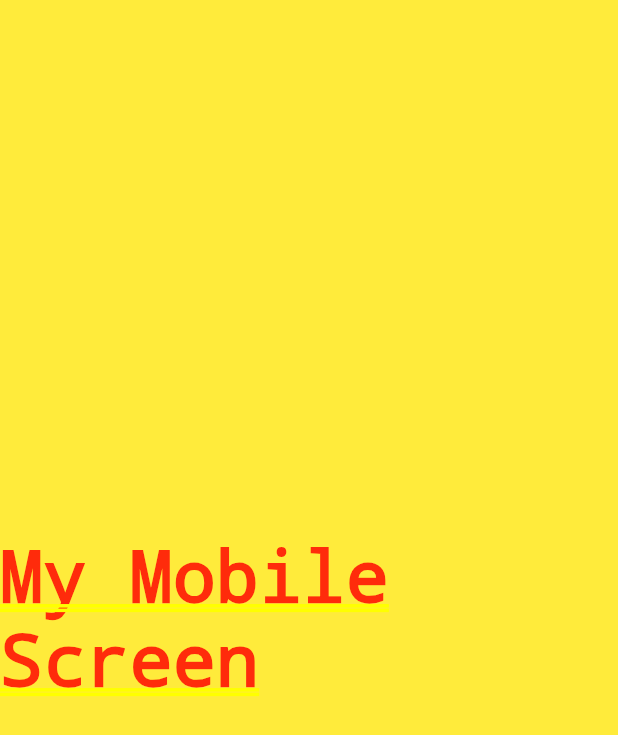
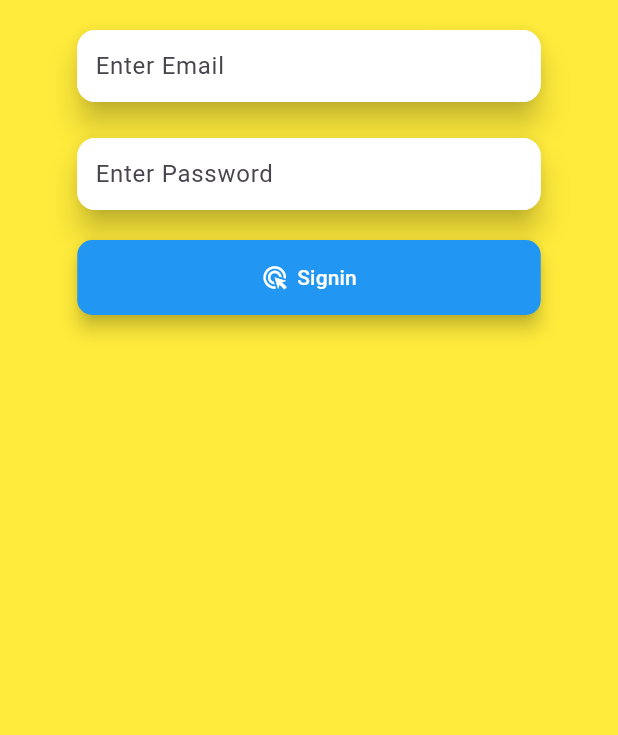
Before and after one commit to billthecoder046/disputeresolverai, a Flutter app: the screen it shows after launch, on a phone screen of 412 x 824 dp. Shown: the top 735 px of the screen. Run offline on Flutter 3.47's test engine with Material 3 defaults, Android fonts, the phone set to English and light mode, and no system bars; our stand-ins replace firebase_core, gap, get, responsive_framework; accounts and stored records are empty.

Commit message:
Modularized Widgets added

```diff
--- /dev/null
+++ b/lib/screens/commonWidgets/buttons.dart
@@ -0,0 +1,30 @@
+import 'package:flutter/material.dart';
+
+class myFirstButton extends StatelessWidget {
+  VoidCallback myFunction;
+  Widget myButtonWidget;
+  myFirstButton({super.key,required this.myFunction,required this.myButtonWidget});
+
+  @override
+  Widget build(BuildContext context) {
+    var size = MediaQuery.of(context).size;
+    return Container(
+      alignment: Alignment.center,
+      width: size.width * 0.75,
+      child: ElevatedButton(
+        style: ElevatedButton.styleFrom(
+          foregroundColor: Colors.white, backgroundColor: Colors.blue, // Text color
+          elevation: 5, // Elevation
+          padding: const EdgeInsets.symmetric(horizontal: 20, vertical: 15), // Padding
+          shape: RoundedRectangleBorder(
+            borderRadius: BorderRadius.circular(10), // Rounded corners
+          ),
+          shadowColor: Colors.black, // Shadow color
+        ),
+      onPressed: myFunction,
+        child: myButtonWidget,
+
+      ),
+    );
+  }
+}
--- /dev/null
+++ b/lib/screens/commonWidgets/fieldWidgets.dart
@@ -0,0 +1,35 @@
+import 'package:flutter/material.dart';
+import 'package:get/get.dart';
+
+class MyTextField extends StatefulWidget {
+  TextEditingController myController = TextEditingController();
+  String? hintText;
+  MyTextField({super.key, required this.myController, this.hintText});
+
+  @override
+  State<MyTextField> createState() => _MyTextFieldState();
+}
+
+class _MyTextFieldState extends State<MyTextField> {
+  @override
+  Widget build(BuildContext context) {
+    var size = MediaQuery.of(context).size;
+    return Card(
+      elevation: 8.0,
+      child: Container(
+        alignment: Alignment.center,
+        padding: EdgeInsets.only(left: 12),
+        width: size.width * .75,
+        decoration:
+            BoxDecoration(color: Colors.white, borderRadius: BorderRadius.circular(12.0)),
+        child:  TextField(
+          controller: widget.myController,
+          decoration: InputDecoration(
+            border: InputBorder.none, // Removes the underline
+            hintText: widget.hintText??"Enter value",
+          ),
+        ),
+      ),
+    );
+  }
+}
--- a/lib/screens/login_screen/login_screen_logic.dart
+++ b/lib/screens/login_screen/login_screen_logic.dart
@@ -1,5 +1,8 @@
+import 'package:flutter/cupertino.dart';
 import 'package:get/get.dart';
 
 class Login_screenLogic extends GetxController {
+  TextEditingController emailC = TextEditingController();
+  TextEditingController passC = TextEditingController();
 
 }
--- a/lib/screens/login_screen/login_screen_view.dart
+++ b/lib/screens/login_screen/login_screen_view.dart
@@ -1,4 +1,7 @@
+import 'package:disputeresolverai/screens/commonWidgets/buttons.dart';
+import 'package:disputeresolverai/screens/commonWidgets/fieldWidgets.dart';
 import 'package:flutter/material.dart';
+import 'package:gap/gap.dart';
 import 'package:get/get.dart';
 import 'package:responsive_framework/responsive_framework.dart';
 
@@ -10,27 +13,64 @@ class Login_screenPage extends StatelessWidget {
   @override
   Widget build(BuildContext context) {
     final screenType = ResponsiveBreakpoints.of(context);
-    return Container(
-      color: Colors.yellow,
-      child: Center(
-        child: screenType.largerThan(TABLET)
-            ? showWebLoginScreen()
-            : screenType.largerThan(MOBILE)
-            ? showTabLoginScreen()
-            : showMobileLoginScreen(),
+    return Scaffold(
+      body: Container(
+        color: Colors.yellow,
+        child: Center(
+          child: screenType.largerThan(TABLET)
+              ? showWebLoginScreen(context)
+              : screenType.largerThan(MOBILE)
+              ? showTabLoginScreen(context)
+              : showMobileLoginScreen(context),
+        ),
       ),
     );
   }
 
-  showMobileLoginScreen() {
-    return const Text("My Mobile Screen");
+  showMobileLoginScreen(BuildContext context) {
+    return myForm(context);
   }
 
-  showWebLoginScreen() {
-    return const Text("My Web Login Screen");
+  showWebLoginScreen(context) {
+    return myForm(context);
   }
 
-  showTabLoginScreen() {
-    return const Text("My Tab Login Screen");
+  showTabLoginScreen(context) {
+    return myForm(context);
   }
+
+  myForm(context){
+    return   Column(
+      children: [
+        Gap(16),
+        MyTextField(
+            myController: logic.emailC,
+            hintText: "Enter Email"
+        ),
+        Gap(16),
+        MyTextField(
+          myController: logic.passC,
+          hintText: "Enter Password"
+        ),
+        Gap(16),
+        myFirstButton(
+          myFunction: () {
+            print("My Email Data: ${logic.emailC.text}");
+            print("My Password Data: ${logic.passC.text}");
+          },
+          myButtonWidget: const Row(
+            mainAxisAlignment: MainAxisAlignment.center,
+            children: [
+              Icon(Icons.ads_click),
+              Gap(6),
+              Text("Signin")
+            ],
+          ),
+
+        )
+
+      ],
+    );
+  }
+
 }
--- a/pubspec.yaml
+++ b/pubspec.yaml
@@ -42,6 +42,7 @@ dependencies:
   get: ^4.6.6
   http: ^1.2.2
   responsive_framework: ^1.4.0
+  gap: ^3.0.1
 
 dev_dependencies:
   flutter_test:
```
Also changed, not shown: pubspec.lock.
